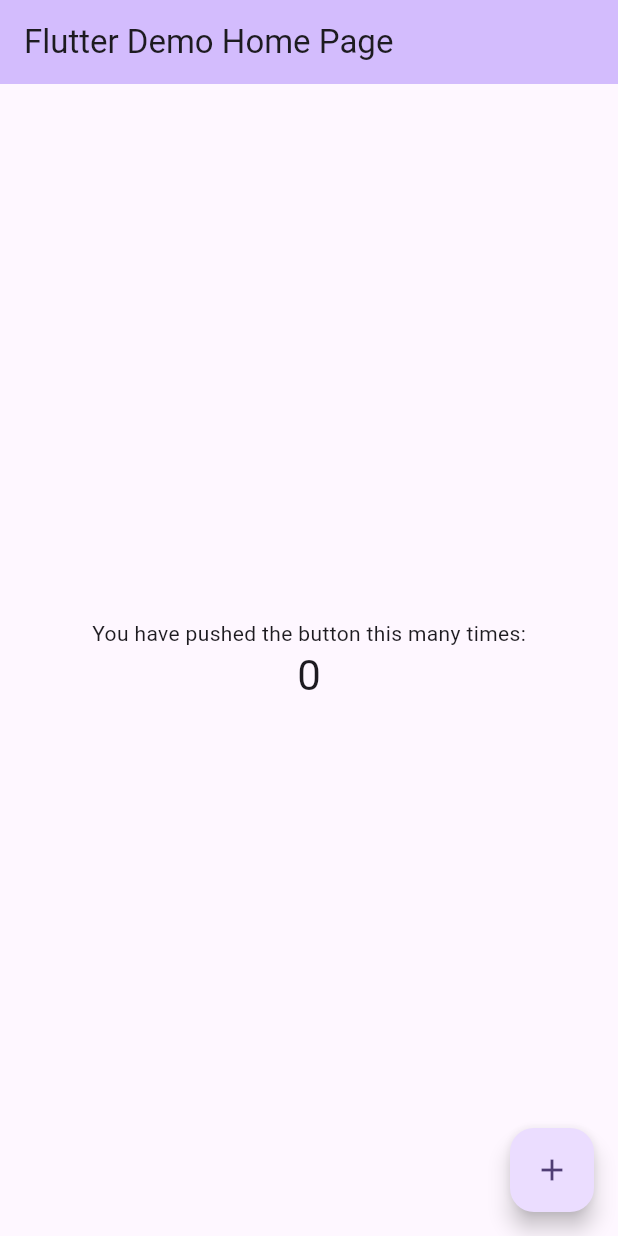
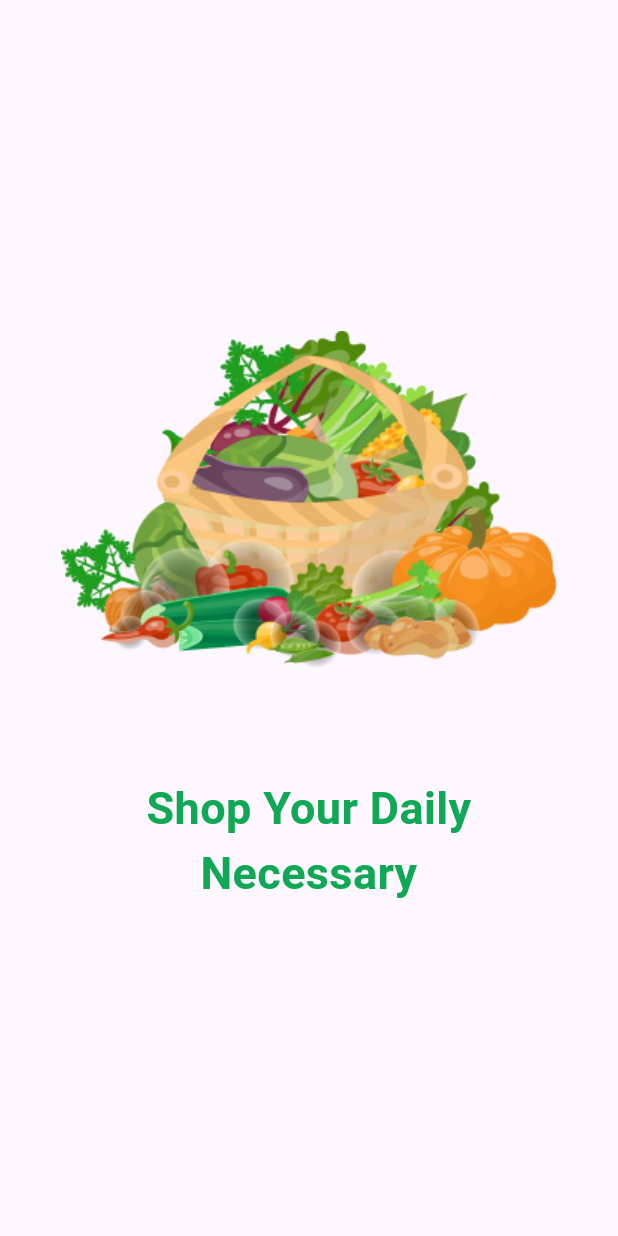
Before and after one commit to Venuru/Grocery-App, a Flutter app: the first screen one second after launch, on a phone screen of 412 x 824 dp. Run offline on Flutter 3.47's test engine with Material 3 defaults, Android fonts, the phone set to English and light mode, and no system bars; our stand-ins replace animate_do.

Commit message:
splash screen is done.

```diff
--- a/lib/main.dart
+++ b/lib/main.dart
@@ -1,4 +1,5 @@
 import 'package:flutter/material.dart';
+import 'package:grocery_app/screens/splash/splash.dart';
 
 void main() {
   runApp(const MyApp());
@@ -11,115 +12,13 @@ class MyApp extends StatelessWidget {
   @override
   Widget build(BuildContext context) {
     return MaterialApp(
+      debugShowCheckedModeBanner: false,
       title: 'Flutter Demo',
       theme: ThemeData(
-        // This is the theme of your application.
-        //
-        // TRY THIS: Try running your application with "flutter run". You'll see
-        // the application has a purple toolbar. Then, without quitting the app,
-        // try changing the seedColor in the colorScheme below to Colors.green
-        // and then invoke "hot reload" (save your changes or press the "hot
-        // reload" button in a Flutter-supported IDE, or press "r" if you used
-        // the command line to start the app).
-        //
-        // Notice that the counter didn't reset back to zero; the application
-        // state is not lost during the reload. To reset the state, use hot
-        // restart instead.
-        //
-        // This works for code too, not just values: Most code changes can be
-        // tested with just a hot reload.
         colorScheme: ColorScheme.fromSeed(seedColor: Colors.deepPurple),
         useMaterial3: true,
       ),
-      home: const MyHomePage(title: 'Flutter Demo Home Page'),
+      home: const SpalshScreen(),
     );
   }
 }
-
-class MyHomePage extends StatefulWidget {
-  const MyHomePage({super.key, required this.title});
-
-  // This widget is the home page of your application. It is stateful, meaning
-  // that it has a State object (defined below) that contains fields that affect
-  // how it looks.
-
-  // This class is the configuration for the state. It holds the values (in this
-  // case the title) provided by the parent (in this case the App widget) and
-  // used by the build method of the State. Fields in a Widget subclass are
-  // always marked "final".
-
-  final String title;
-
-  @override
-  State<MyHomePage> createState() => _MyHomePageState();
-}
-
-class _MyHomePageState extends State<MyHomePage> {
-  int _counter = 0;
-
-  void _incrementCounter() {
-    setState(() {
-      // This call to setState tells the Flutter framework that something has
-      // changed in this State, which causes it to rerun the build method below
-      // so that the display can reflect the updated values. If we changed
-      // _counter without calling setState(), then the build method would not be
-      // called again, and so nothing would appear to happen.
-      _counter++;
-    });
-  }
-
-  @override
-  Widget build(BuildContext context) {
-    // This method is rerun every time setState is called, for instance as done
-    // by the _incrementCounter method above.
-    //
-    // The Flutter framework has been optimized to make rerunning build methods
-    // fast, so that you can just rebuild anything that needs updating rather
-    // than having to individually change instances of widgets.
-    return Scaffold(
-      appBar: AppBar(
-        // TRY THIS: Try changing the color here to a specific color (to
-        // Colors.amber, perhaps?) and trigger a hot reload to see the AppBar
-        // change color while the other colors stay the same.
-        backgroundColor: Theme.of(context).colorScheme.inversePrimary,
-        // Here we take the value from the MyHomePage object that was created by
-        // the App.build method, and use it to set our appbar title.
-        title: Text(widget.title),
-      ),
-      body: Center(
-        // Center is a layout widget. It takes a single child and positions it
-        // in the middle of the parent.
-        child: Column(
-          // Column is also a layout widget. It takes a list of children and
-          // arranges them vertically. By default, it sizes itself to fit its
-          // children horizontally, and tries to be as tall as its parent.
-          //
-          // Column has various properties to control how it sizes itself and
-          // how it positions its children. Here we use mainAxisAlignment to
-          // center the children vertically; the main axis here is the vertical
-          // axis because Columns are vertical (the cross axis would be
-          // horizontal).
-          //
-          // TRY THIS: Invoke "debug painting" (choose the "Toggle Debug Paint"
-          // action in the IDE, or press "p" in the console), to see the
-          // wireframe for each widget.
-          mainAxisAlignment: MainAxisAlignment.center,
-          children: <Widget>[
-            const Text(
-              'You have pushed the button this many times:',
-            ),
-            Text(
-              '$_counter',
-              style: Theme.of(context).textTheme.headlineMedium,
-            ),
-          ],
-        ),
-      ),
-      floatingActionButton: FloatingActionButton(
-        onPressed: _incrementCounter,
-        tooltip: 'Increment',
-        child: const Icon(Icons.add),
-      ), // This trailing comma makes auto-formatting nicer for build methods.
-    );
-  }
-}
--- /dev/null
+++ b/lib/screens/auth/signup.dart
@@ -0,0 +1,24 @@
+import 'package:flutter/material.dart';
+
+class Signup extends StatefulWidget {
+  const Signup({super.key});
+
+  @override
+  State<Signup> createState() => _SignupState();
+}
+
+class _SignupState extends State<Signup> {
+  @override
+  Widget build(BuildContext context) {
+    return const Scaffold(
+      body: Center(
+        child: Text(
+          'Signup',
+          style: TextStyle(
+            fontSize: 30.0,
+          ),
+        ),
+      ),
+    );
+  }
+}
--- /dev/null
+++ b/lib/screens/splash/splash.dart
@@ -0,0 +1,59 @@
+import 'package:animate_do/animate_do.dart';
+import 'package:flutter/material.dart';
+import 'package:grocery_app/screens/auth/signup.dart';
+import 'package:grocery_app/utils/constants/app_assets.dart';
+import 'package:grocery_app/utils/constants/app_colors.dart';
+
+class SpalshScreen extends StatefulWidget {
+  const SpalshScreen({super.key});
+
+  @override
+  State<SpalshScreen> createState() => _SpalshScreenState();
+}
+
+class _SpalshScreenState extends State<SpalshScreen> {
+
+  @override
+  void initState() {
+    // delay  for 3 seconds and navigate to the signup screen
+    Future.delayed(
+      const Duration(seconds: 2),
+      () {
+        Navigator.push(context, MaterialPageRoute(builder: (context) => const Signup()));
+      }
+    );
+    super.initState();
+  }
+  @override
+  Widget build(BuildContext context) {
+    return Scaffold(
+      body: Center(
+        child: Column(
+          mainAxisAlignment: MainAxisAlignment.center,
+          children: [
+            FadeInDown(
+              child: Image.asset(
+                AppAssets.getImgName("logo.png"),
+                width: 331,
+                height: 225,
+                fit: BoxFit.fill,
+              ),
+            ),
+            const SizedBox(height: 72),
+            FadeInUp(
+              child: const Text(
+                'Shop Your Daily\nNecessary',
+                textAlign: TextAlign.center,
+                style: TextStyle(
+                  fontSize: 30.0,
+                  fontWeight: FontWeight.bold,
+                  color: AppColors.primaryColor
+                ),
+              ),
+            )
+          ],
+        ),
+      ),
+    );
+  }
+}
--- /dev/null
+++ b/lib/utils/constants/app_assets.dart
@@ -0,0 +1,12 @@
+class AppAssets {
+
+  String imgName;
+
+  AppAssets({required this.imgName});
+
+  // Store all the icons/ images path used insdie the app here.
+  static String getImgName(String imgName) {
+    // ignore: unused_local_variable
+    return "assets/images/$imgName";
+  }
+}
--- /dev/null
+++ b/lib/utils/constants/app_colors.dart
@@ -0,0 +1,7 @@
+import 'package:flutter/material.dart';
+
+class AppColors {
+
+  // Store all the colors used insdie the app here.
+  static const primaryColor = Color(0xff0FA956);
+}
```
Also changed, not shown: pubspec.yaml (+4 -3 lines), assets/images/logo.png (added), pubspec.lock.
